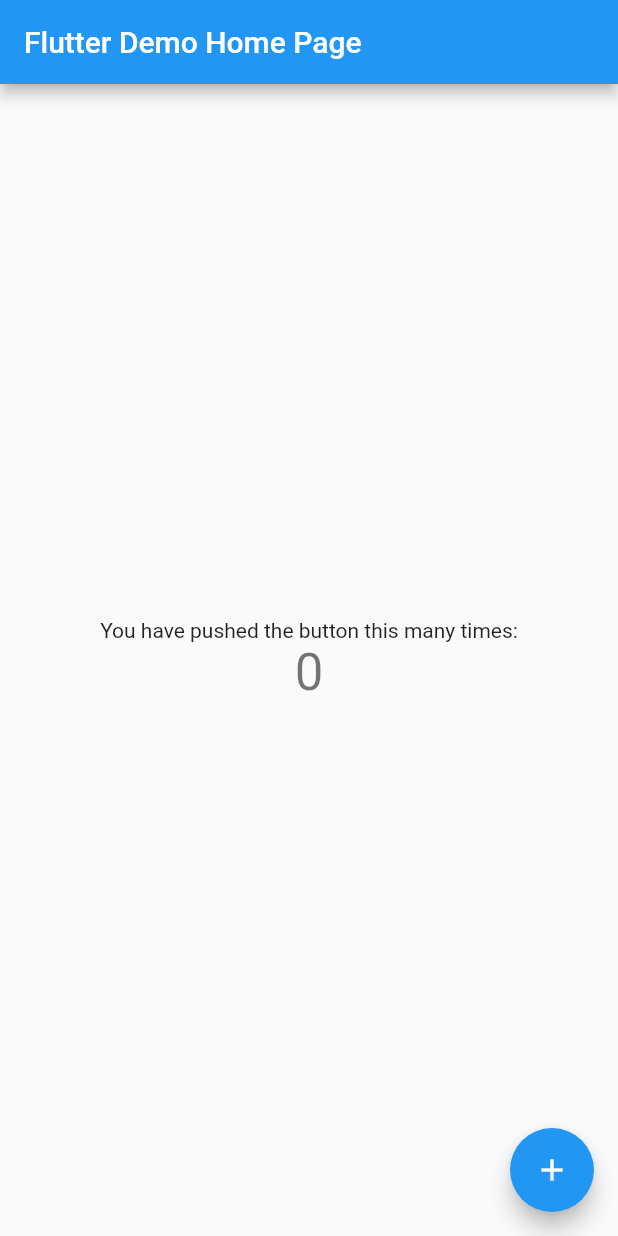
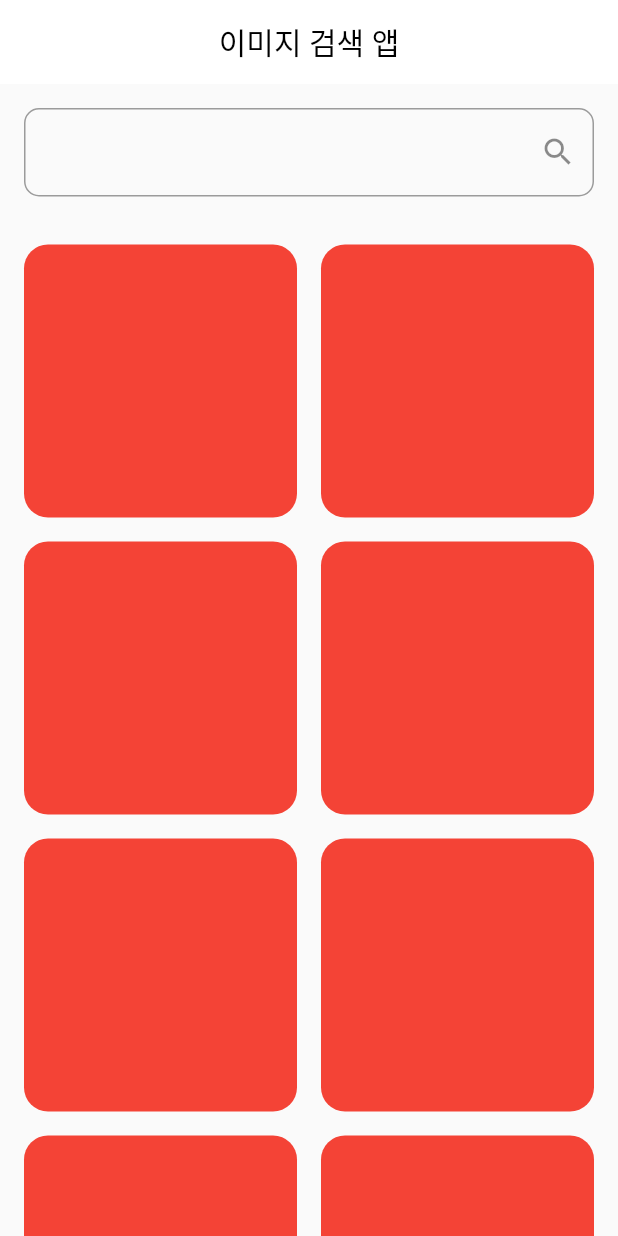
Before and after one commit to 10000001a/search-image-app, a Flutter app: the screen it shows after launch, on a phone screen of 412 x 824 dp. Run offline on Flutter 3.47's test engine with Material 2 defaults, Android fonts, the phone set to English and light mode, and no system bars.

Commit message:
feat: Create home screen layout.

```diff
--- a/lib/main.dart
+++ b/lib/main.dart
@@ -1,4 +1,5 @@
 import 'package:flutter/material.dart';
+import 'package:image_search_app/ui/home_screen.dart';
 
 void main() {
   runApp(const MyApp());
@@ -7,109 +8,14 @@ void main() {
 class MyApp extends StatelessWidget {
   const MyApp({Key? key}) : super(key: key);
 
-  // This widget is the root of your application.
   @override
   Widget build(BuildContext context) {
     return MaterialApp(
       title: 'Flutter Demo',
       theme: ThemeData(
-        // This is the theme of your application.
-        //
-        // Try running your application with "flutter run". You'll see the
-        // application has a blue toolbar. Then, without quitting the app, try
-        // changing the primarySwatch below to Colors.green and then invoke
-        // "hot reload" (press "r" in the console where you ran "flutter run",
-        // or simply save your changes to "hot reload" in a Flutter IDE).
-        // Notice that the counter didn't reset back to zero; the application
-        // is not restarted.
         primarySwatch: Colors.blue,
       ),
-      home: const MyHomePage(title: 'Flutter Demo Home Page'),
+      home: const HomeScreen(),
     );
   }
 }
-
-class MyHomePage extends StatefulWidget {
-  const MyHomePage({Key? key, required this.title}) : super(key: key);
-
-  // This widget is the home page of your application. It is stateful, meaning
-  // that it has a State object (defined below) that contains fields that affect
-  // how it looks.
-
-  // This class is the configuration for the state. It holds the values (in this
-  // case the title) provided by the parent (in this case the App widget) and
-  // used by the build method of the State. Fields in a Widget subclass are
-  // always marked "final".
-
-  final String title;
-
-  @override
-  State<MyHomePage> createState() => _MyHomePageState();
-}
-
-class _MyHomePageState extends State<MyHomePage> {
-  int _counter = 0;
-
-  void _incrementCounter() {
-    setState(() {
-      // This call to setState tells the Flutter framework that something has
-      // changed in this State, which causes it to rerun the build method below
-      // so that the display can reflect the updated values. If we changed
-      // _counter without calling setState(), then the build method would not be
-      // called again, and so nothing would appear to happen.
-      _counter++;
-    });
-  }
-
-  @override
-  Widget build(BuildContext context) {
-    // This method is rerun every time setState is called, for instance as done
-    // by the _incrementCounter method above.
-    //
-    // The Flutter framework has been optimized to make rerunning build methods
-    // fast, so that you can just rebuild anything that needs updating rather
-    // than having to individually change instances of widgets.
-    return Scaffold(
-      appBar: AppBar(
-        // Here we take the value from the MyHomePage object that was created by
-        // the App.build method, and use it to set our appbar title.
-        title: Text(widget.title),
-      ),
-      body: Center(
-        // Center is a layout widget. It takes a single child and positions it
-        // in the middle of the parent.
-        child: Column(
-          // Column is also a layout widget. It takes a list of children and
-          // arranges them vertically. By default, it sizes itself to fit its
-          // children horizontally, and tries to be as tall as its parent.
-          //
-          // Invoke "debug painting" (press "p" in the console, choose the
-          // "Toggle Debug Paint" action from the Flutter Inspector in Android
-          // Studio, or the "Toggle Debug Paint" command in Visual Studio Code)
-          // to see the wireframe for each widget.
-          //
-          // Column has various properties to control how it sizes itself and
-          // how it positions its children. Here we use mainAxisAlignment to
-          // center the children vertically; the main axis here is the vertical
-          // axis because Columns are vertical (the cross axis would be
-          // horizontal).
-          mainAxisAlignment: MainAxisAlignment.center,
-          children: <Widget>[
-            const Text(
-              'You have pushed the button this many times:',
-            ),
-            Text(
-              '$_counter',
-              style: Theme.of(context).textTheme.headline4,
-            ),
-          ],
-        ),
-      ),
-      floatingActionButton: FloatingActionButton(
-        onPressed: _incrementCounter,
-        tooltip: 'Increment',
-        child: const Icon(Icons.add),
-      ), // This trailing comma makes auto-formatting nicer for build methods.
-    );
-  }
-}
--- /dev/null
+++ b/lib/ui/home_screen.dart
@@ -0,0 +1,53 @@
+import 'package:flutter/material.dart';
+import 'package:image_search_app/ui/widget/photo_widget.dart';
+
+class HomeScreen extends StatelessWidget {
+  const HomeScreen({Key? key}) : super(key: key);
+
+  @override
+  Widget build(BuildContext context) {
+    return Scaffold(
+      appBar: AppBar(
+        centerTitle: true,
+        title: const Text(
+          '이미지 검색 앱',
+          style: TextStyle(color: Colors.black),
+        ),
+        backgroundColor: Colors.white,
+        elevation: 0.0,
+      ),
+      body: Column(
+        children: [
+          Padding(
+            padding: const EdgeInsets.all(16.0),
+            child: TextField(
+              decoration: InputDecoration(
+                border: const OutlineInputBorder(
+                  borderRadius: BorderRadius.all(Radius.circular(10.0)),
+                ),
+                suffixIcon: IconButton(
+                  onPressed: () {},
+                  icon: const Icon(Icons.search),
+                ),
+              ),
+            ),
+          ),
+          Expanded(
+            child: GridView.builder(
+              itemCount: 10,
+              padding: const EdgeInsets.all(16.0),
+              gridDelegate: const SliverGridDelegateWithFixedCrossAxisCount(
+                crossAxisCount: 2,
+                mainAxisSpacing: 16,
+                crossAxisSpacing: 16,
+              ),
+              itemBuilder: (context, index) {
+                return const PhotoWidget();
+              },
+            ),
+          )
+        ],
+      ),
+    );
+  }
+}
--- /dev/null
+++ b/lib/ui/widget/photo_widget.dart
@@ -0,0 +1,24 @@
+import 'package:flutter/material.dart';
+
+class PhotoWidget extends StatelessWidget {
+  const PhotoWidget({Key? key}) : super(key: key);
+
+  @override
+  Widget build(BuildContext context) {
+    return SizedBox(
+      width: 10,
+      height: 10,
+      child: Container(
+        decoration: const BoxDecoration(
+          color: Colors.red,
+          borderRadius: BorderRadius.all(Radius.circular(16.0)),
+          // image: DecorationImage(
+          //   fit: BoxFit.cover,
+          //   image: NetworkImage(
+          //       ''),
+          // ),
+        ),
+      ),
+    );
+  }
+}
```
